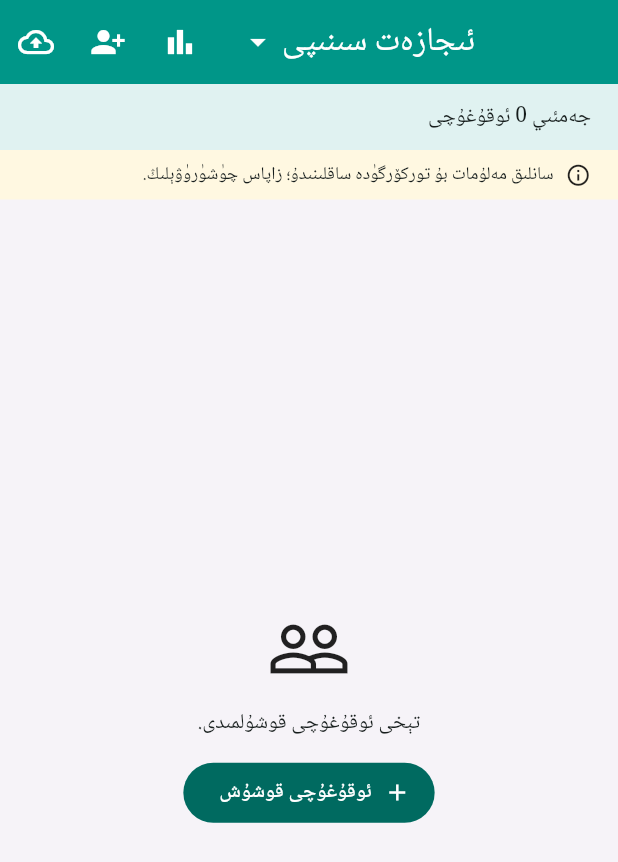
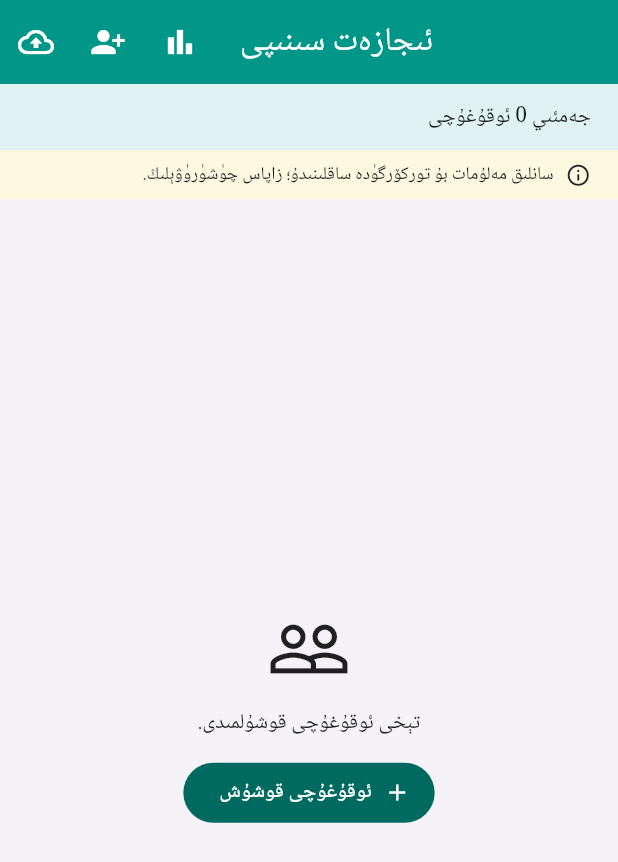
Before and after one commit to forgotten1432/ogrenci-takip-rapor, a Flutter app: the screen it shows after launch, on a phone screen of 412 x 824 dp. Shown: the top 862 px of the screen. Run offline on Flutter 3.47's test engine with Material 3 defaults, Android fonts, the phone set to English and light mode, and no system bars; our stand-ins replace shared_preferences, web; missing offline and left inert: dart:js_interop; project files that could hold a hidden picture were left out.

Commit message:
Remove class selector and restore app icon

```diff
--- a/lib/main.dart
+++ b/lib/main.dart
@@ -356,21 +356,7 @@ class DashboardPage extends StatelessWidget {
     return Scaffold(
       backgroundColor: const Color(0xfff6f3f8),
       appBar: AppBar(
-        title: PopupMenuButton<String>(
-          tooltip: 'سىنىپ تاللاش',
-          onSelected: store.selectClass,
-          itemBuilder: (context) => _classes.entries
-              .map((e) => PopupMenuItem(value: e.key, child: Text(e.value)))
-              .toList(),
-          child: Row(
-            mainAxisSize: MainAxisSize.min,
-            children: [
-              Text(store.className),
-              const SizedBox(width: 4),
-              const Icon(Icons.arrow_drop_down),
-            ],
-          ),
-        ),
+        title: Text(store.className),
         actions: [
           IconButton(
             tooltip: 'دوكلات',
```
Also changed, not shown: 5 other files.
